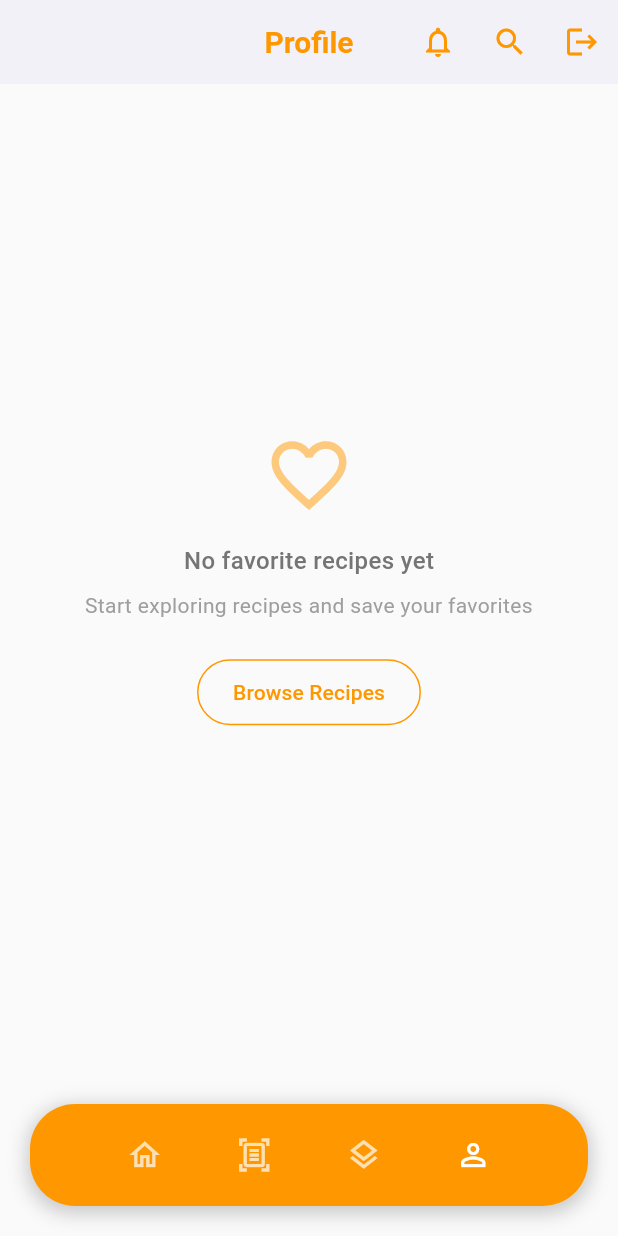
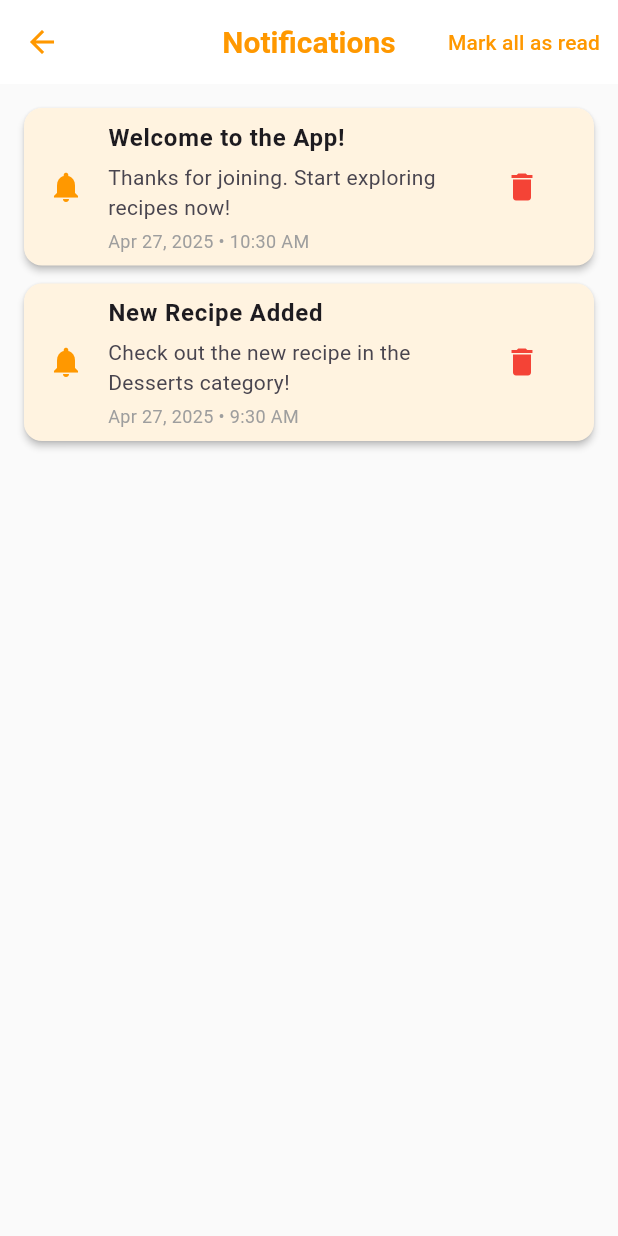
Before and after one commit to LORN-Hongnida/RecipeBuddy, a Flutter app: the ProfilePage screen opened directly, scrolled down 394 dp, after a tap on the "notifications none" icon, on a phone screen of 412 x 824 dp. Run offline on Flutter 3.47's test engine with Material 3 defaults, Android fonts, the phone set to English and light mode, and no system bars; our stand-ins replace device_preview, firebase_auth, firebase_core, firebase_database, qr_flutter; accounts and stored records are empty.

Commit message:
notification page and widget added

```diff
--- a/lib/pages/category_food_page.dart
+++ b/lib/pages/category_food_page.dart
@@ -1,5 +1,6 @@
 import 'package:flutter/material.dart';
 import 'recipe_detail_page.dart';
+import '../widget/notification_widget.dart';
 
 class CategoryFoodPage extends StatelessWidget {
   final String categoryTitle;
@@ -45,10 +46,7 @@ class CategoryFoodPage extends StatelessWidget {
         ),
         centerTitle: true,
         actions: [
-          IconButton(
-            icon: const Icon(Icons.notifications_none, color: Colors.orange),
-            onPressed: () {},
-          ),
+          const NotificationWidget(),
           IconButton(
             icon: const Icon(Icons.search, color: Colors.orange),
             onPressed: () {},
--- a/lib/pages/category_page.dart
+++ b/lib/pages/category_page.dart
@@ -5,6 +5,7 @@ import 'scan_page.dart';
 import 'profile_page.dart';
 import 'category_food_page.dart';
 import 'package:firebase_database/firebase_database.dart';
+import '../widget/notification_widget.dart';
 
 Future<List<Map<String, String>>> fetchFoodItems(String category) async {
   final DatabaseReference ref = FirebaseDatabase.instance.ref('categories/$category');
@@ -94,10 +95,7 @@ class _CategoryPageState extends State<CategoryPage> {
         ),
         leading: const SizedBox(),
         actions: [
-          IconButton(
-            icon: const Icon(Icons.notifications_none, color: Colors.orange),
-            onPressed: () {},
-          ),
+          const NotificationWidget(),
           IconButton(
             icon: const Icon(Icons.search, color: Colors.orange),
             onPressed: () {},
--- /dev/null
+++ b/lib/pages/notification_page.dart
@@ -0,0 +1,212 @@
+import 'package:flutter/material.dart';
+import 'package:firebase_auth/firebase_auth.dart';
+import 'package:firebase_database/firebase_database.dart';
+import 'package:intl/intl.dart';
+
+class NotificationPage extends StatefulWidget {
+  const NotificationPage({super.key});
+
+  @override
+  _NotificationPageState createState() => _NotificationPageState();
+}
+
+class _NotificationPageState extends State<NotificationPage> {
+  List<Map<String, dynamic>> notifications = [];
+  bool isLoading = true;
+
+  @override
+  void initState() {
+    super.initState();
+    _loadNotifications();
+  }
+
+  void _loadNotifications() {
+    final user = FirebaseAuth.instance.currentUser;
+    if (user != null) {
+      final notificationsRef = FirebaseDatabase.instance.ref('notifications/${user.uid}');
+      notificationsRef.onValue.listen((DatabaseEvent event) {
+        final snapshot = event.snapshot;
+        List<Map<String, dynamic>> loadedNotifications = [];
+        if (snapshot.exists) {
+          final data = snapshot.value as Map<dynamic, dynamic>;
+          data.forEach((key, value) {
+            loadedNotifications.add({
+              'id': key,
+              'title': value['title']?.toString() ?? '',
+              'message': value['message']?.toString() ?? '',
+              'timestamp': value['timestamp']?.toString() ?? '',
+              'isRead': value['isRead'] == true,
+            });
+          });
+          loadedNotifications.sort((a, b) => b['timestamp'].compareTo(a['timestamp']));
+        } else {
+          // Add sample notifications if none exist
+          _addSampleNotifications(notificationsRef);
+        }
+        setState(() {
+          notifications = loadedNotifications;
+          isLoading = false;
+        });
+      }, onError: (error) {
+        setState(() {
+          isLoading = false;
+        });
+        ScaffoldMessenger.of(context).showSnackBar(
+          SnackBar(content: Text('Error loading notifications: $error')),
+        );
+      });
+    } else {
+      setState(() {
+        isLoading = false;
+      });
+    }
+  }
+
+  void _addSampleNotifications(DatabaseReference notificationsRef) {
+    notificationsRef.push().set({
+      'title': 'Welcome to the App!',
+      'message': 'Thanks for joining. Start exploring recipes now!',
+      'timestamp': DateTime.now().toUtc().toIso8601String(),
+      'isRead': false,
+    });
+    notificationsRef.push().set({
+      'title': 'New Recipe Added',
+      'message': 'Check out the new recipe in the Desserts category!',
+      'timestamp': DateTime.now().subtract(const Duration(hours: 1)).toUtc().toIso8601String(),
+      'isRead': false,
+    });
+  }
+
+  void _markAllAsRead() {
+    final user = FirebaseAuth.instance.currentUser;
+    if (user != null) {
+      final notificationsRef = FirebaseDatabase.instance.ref('notifications/${user.uid}');
+      notifications.forEach((notification) {
+        if (!notification['isRead']) {
+          notificationsRef.child(notification['id']).update({'isRead': true});
+        }
+      });
+    }
+  }
+
+  void _deleteNotification(String notificationId) {
+    final user = FirebaseAuth.instance.currentUser;
+    if (user != null) {
+      FirebaseDatabase.instance.ref('notifications/${user.uid}/$notificationId').remove();
+    }
+  }
+
+  @override
+  Widget build(BuildContext context) {
+    final user = FirebaseAuth.instance.currentUser;
+
+    return Scaffold(
+      backgroundColor: Colors.grey[50],
+      appBar: AppBar(
+        backgroundColor: Colors.white,
+        elevation: 0,
+        centerTitle: true,
+        title: const Text(
+          'Notifications',
+          style: TextStyle(
+            color: Colors.orange,
+            fontWeight: FontWeight.bold,
+            fontSize: 20,
+          ),
+        ),
+        leading: IconButton(
+          icon: const Icon(Icons.arrow_back, color: Colors.orange),
+          onPressed: () => Navigator.pop(context),
+        ),
+        actions: [
+          if (notifications.any((n) => !n['isRead']))
+            TextButton(
+              onPressed: _markAllAsRead,
+              child: const Text(
+                'Mark all as read',
+                style: TextStyle(color: Colors.orange),
+              ),
+            ),
+        ],
+      ),
+      body: SafeArea(
+        child: isLoading
+            ? const Center(child: CircularProgressIndicator(color: Colors.orange))
+            : user == null
+            ? const Center(
+          child: Text(
+            'Please log in to view notifications',
+            style: TextStyle(fontSize: 16, color: Colors.grey),
+          ),
+        )
+            : notifications.isEmpty
+            ? const Center(
+          child: Column(
+            mainAxisAlignment: MainAxisAlignment.center,
+            children: [
+              Icon(
+                Icons.notifications_none,
+                size: 60,
+                color: Colors.orange,
+              ),
+              SizedBox(height: 16),
+              Text(
+                'No notifications yet',
+                style: TextStyle(fontSize: 16, color: Colors.grey),
+              ),
+            ],
+          ),
+        )
+            : ListView.builder(
+          padding: const EdgeInsets.all(16),
+          itemCount: notifications.length,
+          itemBuilder: (context, index) {
+            final notification = notifications[index];
+            return Card(
+              color: notification['isRead'] ? Colors.white : Colors.orange.shade50,
+              elevation: 2,
+              margin: const EdgeInsets.only(bottom: 12),
+              shape: RoundedRectangleBorder(
+                borderRadius: BorderRadius.circular(12),
+              ),
+              child: ListTile(
+                leading: Icon(
+                  Icons.notifications,
+                  color: notification['isRead'] ? Colors.grey : Colors.orange,
+                ),
+                title: Text(
+                  notification['title'],
+                  style: const TextStyle(fontWeight: FontWeight.bold),
+                ),
+                subtitle: Column(
+                  crossAxisAlignment: CrossAxisAlignment.start,
+                  children: [
+                    const SizedBox(height: 4),
+                    Text(notification['message']),
+                    const SizedBox(height: 4),
+                    Text(
+                      DateFormat('MMM d, yyyy • h:mm a')
+                          .format(DateTime.parse(notification['timestamp'])),
+                      style: const TextStyle(fontSize: 12, color: Colors.grey),
+                    ),
+                  ],
+                ),
+                trailing: IconButton(
+                  icon: const Icon(Icons.delete, color: Colors.red),
+                  onPressed: () => _deleteNotification(notification['id']),
+                ),
+                onTap: () {
+                  if (!notification['isRead']) {
+                    FirebaseDatabase.instance
+                        .ref('notifications/${user.uid}/${notification['id']}')
+                        .update({'isRead': true});
+                  }
+                },
+              ),
+            );
+          },
+        ),
+      ),
+    );
+  }
+}
--- a/lib/pages/profile_page.dart
+++ b/lib/pages/profile_page.dart
@@ -10,6 +10,7 @@ import 'login_page.dart';
 import 'signup_page.dart';
 import 'edit_profile_page.dart';
 import 'share_profile_page.dart';
+import '../widget/notification_widget.dart';
 
 
 class ProfilePage extends StatefulWidget {
@@ -217,10 +218,7 @@ class _ProfilePageState extends State<ProfilePage> {
         ),
         leading: const SizedBox(), // Back icon already removed
         actions: [
-          IconButton(
-            icon: const Icon(Icons.notifications_none, color: Colors.orange),
-            onPressed: () {},
-          ),
+          const NotificationWidget(),
           IconButton(
             icon: const Icon(Icons.search, color: Colors.orange),
             onPressed: () {},
--- /dev/null
+++ b/lib/widget/notification_widget.dart
@@ -0,0 +1,84 @@
+import 'package:flutter/material.dart';
+import 'package:firebase_auth/firebase_auth.dart';
+import 'package:firebase_database/firebase_database.dart';
+import '../pages/notification_page.dart';
+
+class NotificationWidget extends StatefulWidget {
+  const NotificationWidget({super.key});
+
+  @override
+  _NotificationWidgetState createState() => _NotificationWidgetState();
+}
+
+class _NotificationWidgetState extends State<NotificationWidget> {
+  int unreadCount = 0;
+
+  @override
+  void initState() {
+    super.initState();
+    _listenToNotifications();
+  }
+
+  void _listenToNotifications() {
+    final user = FirebaseAuth.instance.currentUser;
+    if (user != null) {
+      final notificationsRef = FirebaseDatabase.instance.ref('notifications/${user.uid}');
+      notificationsRef.onValue.listen((DatabaseEvent event) {
+        final snapshot = event.snapshot;
+        int count = 0;
+        if (snapshot.exists) {
+          final data = snapshot.value as Map<dynamic, dynamic>;
+          data.forEach((key, value) {
+            if (value['isRead'] != true) {
+              count++;
+            }
+          });
+        }
+        setState(() {
+          unreadCount = count;
+        });
+      });
+    } else {
+      setState(() {
+        unreadCount = 0;
+      });
+    }
+  }
+
+  @override
+  Widget build(BuildContext context) {
+    return Stack(
+      children: [
+        IconButton(
+          icon: const Icon(Icons.notifications_none, color: Colors.orange),
+          onPressed: () {
+            Navigator.push(
+              context,
+              MaterialPageRoute(builder: (_) => const NotificationPage()),
+            );
+          },
+        ),
+        if (unreadCount > 0)
+          Positioned(
+            right: 8,
+            top: 8,
+            child: Container(
+              padding: const EdgeInsets.all(4),
+              decoration: const BoxDecoration(
+                color: Colors.red,
+                shape: BoxShape.circle,
+              ),
+              child: Text(
+                unreadCount.toString(),
+                style: const TextStyle(
+                  color: Colors.white,
+                  fontSize: 8,
+                  fontWeight: FontWeight.bold,
+                ),
+              ),
+            ),
+          ),
+      ],
+    );
+  }
+}
--- a/pubspec.yaml
+++ b/pubspec.yaml
@@ -40,6 +40,7 @@ dependencies:
   cloud_firestore: ^4.15.6
   firebase_database: ^10.4.0
   qr_flutter: ^4.1.0
+  intl: ^0.19.0
 
 
 dev_dependencies:
```
Also changed, not shown: pubspec.lock.
